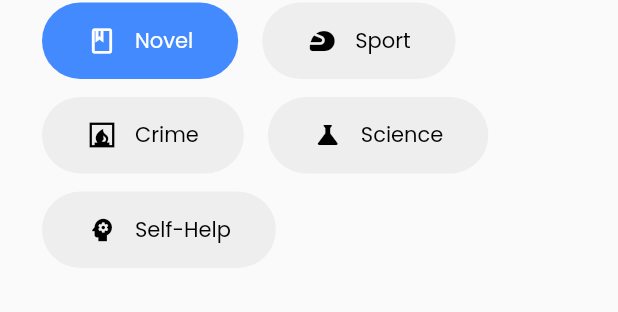
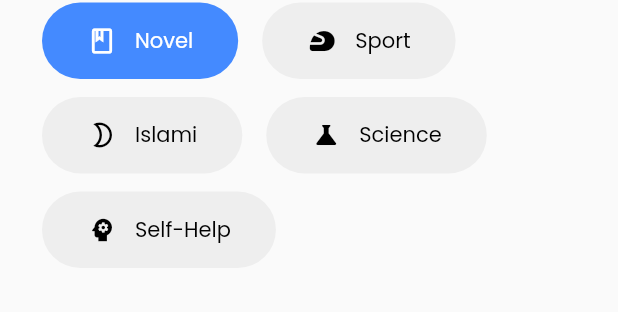
Before and after one commit to auliamnaufal/keroi, a Flutter app: the HomeScreen widget shown alone on an empty page, opened directly with empty values, on a phone screen of 412 x 824 dp. Shown: the part 689-1001 px from the top of the screen. Run offline on Flutter 3.47's test engine with Material 2 defaults, Android fonts, the phone set to English and light mode, and no system bars; our stand-ins replace shared_preferences; accounts and stored records are empty; network calls fail.

Commit message:
(feat): added islami categories

```diff
--- a/lib/screens/home/home_screen.dart
+++ b/lib/screens/home/home_screen.dart
@@ -145,7 +145,7 @@ class _HomeScreenState extends State<HomeScreen> {
                 children: [
                   _genre(0, text: "Novel", icon: Icons.book_outlined),
                   _genre(1, text: "Sport", icon: Icons.sports_motorsports),
-                  _genre(2, text: "Crime", icon: Icons.fireplace),
+                  _genre(2, text: "Islami", icon: Icons.brightness_2_outlined),
                   _genre(3, text: "Science", icon: Icons.science),
                   _genre(4, text: "Self-Help", icon: Icons.psychology),
                 ],
```
